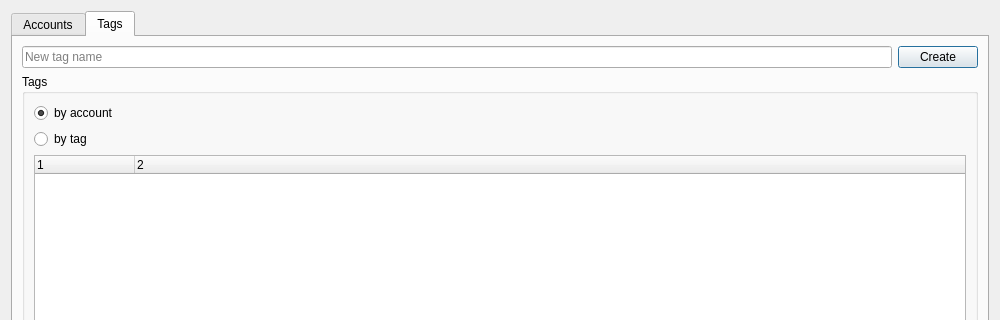
Above: AccountManagementDialog.ui from yhuiyang/castleage before the change; both pictures show x 0 to 1000 and y 0 to 320 of the 1000 by 800 pixel window. Below: the same form after it.
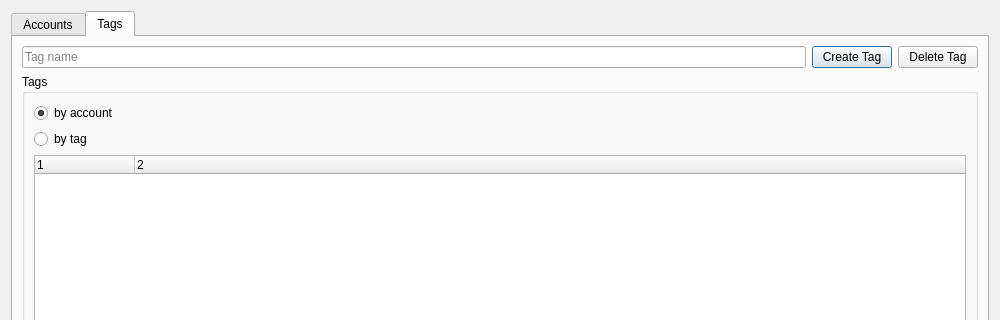
That is the form after the change. The open tabs and pages were chosen to show the change.

Commit message: Remove tag.

Patch:
```diff
--- a/AccountManagementDialog.ui
+++ b/AccountManagementDialog.ui
@@ -205,14 +205,21 @@
          <item>
           <widget class="QLineEdit" name="lineEditTagName">
            <property name="placeholderText">
-            <string>New tag name</string>
+            <string>Tag name</string>
            </property>
           </widget>
          </item>
          <item>
           <widget class="QPushButton" name="pushButtonNewTag">
            <property name="text">
-            <string>Create</string>
+            <string>Create Tag</string>
+           </property>
+          </widget>
+         </item>
+         <item>
+          <widget class="QPushButton" name="pushButtonDeleteTag">
+           <property name="text">
+            <string>Delete Tag</string>
            </property>
           </widget>
          </item>
```
Left out of the diff: 35 changed lines with no effect on the pictures. The commit also changes 2 other files.
